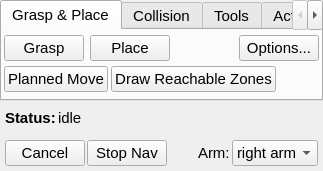
Before: the Qt Designer form applications/pr2_interactive_manipulation_frontend/src/interactive_manipulation.ui in ros-interactive-manipulation/pr2_object_manipulation, drawn with Qt 5.
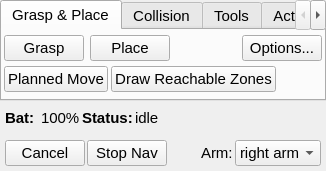
After: the same form once the commit is applied.

Diff of the .ui file:
```diff
--- a/applications/pr2_interactive_manipulation_frontend/src/interactive_manipulation.ui
+++ b/applications/pr2_interactive_manipulation_frontend/src/interactive_manipulation.ui
@@ -6,7 +6,7 @@
    <rect>
     <x>0</x>
     <y>0</y>
-    <width>323</width>
+    <width>326</width>
     <height>171</height>
    </rect>
   </property>
@@ -408,6 +408,29 @@
      <property name="margin">
       <number>5</number>
      </property>
+     <item>
+      <widget class="QLabel" name="label_2">
+       <property name="font">
+        <font>
+         <weight>75</weight>
+         <bold>true</bold>
+        </font>
+       </property>
+       <property name="text">
+        <string>Bat: </string>
+       </property>
+       <property name="textFormat">
+        <enum>Qt::AutoText</enum>
+       </property>
+      </widget>
+     </item>
+     <item>
+      <widget class="QLabel" name="power_label_">
+       <property name="text">
+        <string>100%</string>
+       </property>
+      </widget>
+     </item>
      <item>
       <widget class="QLabel" name="label">
        <property name="font">
```
